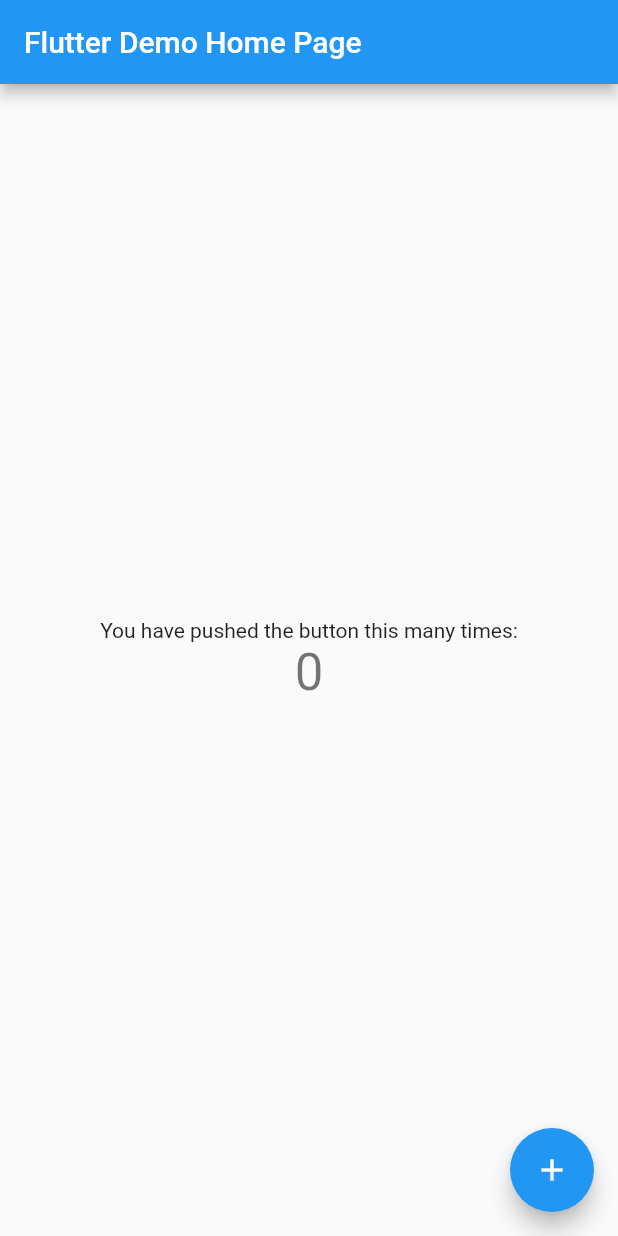
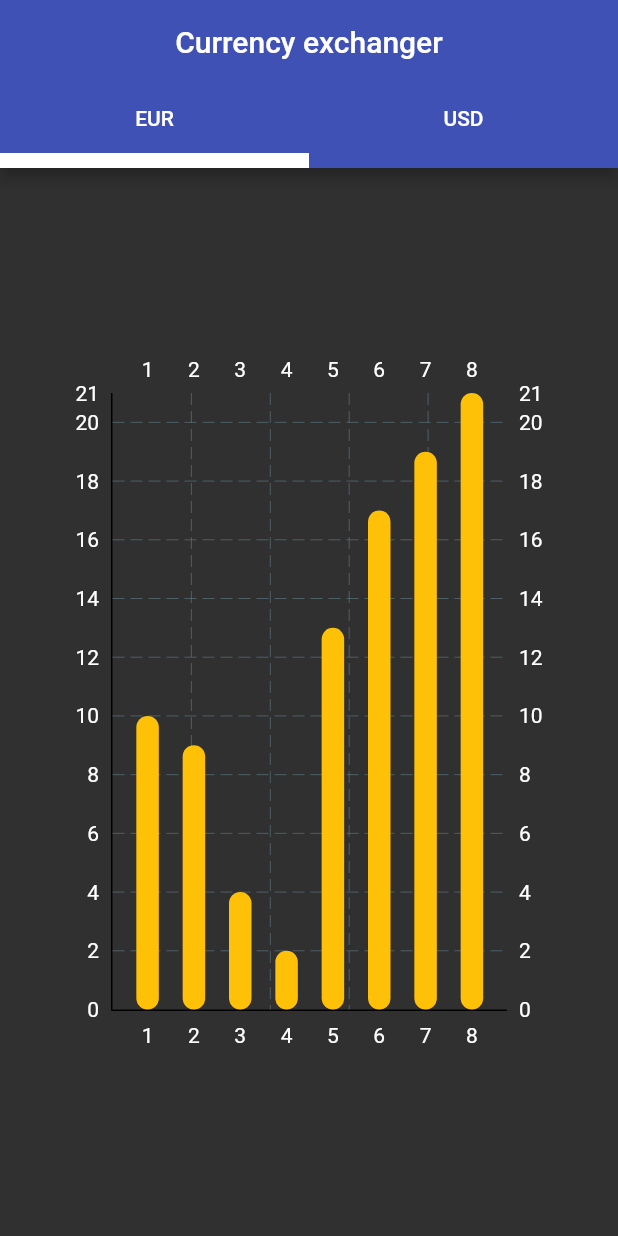
Before and after one commit to FWasik/currency-app, a Flutter app: the screen it shows after launch, on a phone screen of 412 x 824 dp. Run offline on Flutter 3.47's test engine with Material 2 defaults, Android fonts, the phone set to English and light mode, and no system bars; drawn by our look-alikes of fl_chart; our stand-ins replace bloc, decimal, equatable, flutter_bloc.

Commit message:
pre-solution

```diff
--- /dev/null
+++ b/lib/features/currency/data/datasources/currency_rate_data_source.dart
@@ -0,0 +1,27 @@
+import 'dart:convert';
+
+import 'package:http/http.dart' as http;
+import 'package:intl/intl.dart';
+
+class CurrencyRatesDataSource {
+  Future<Map<String, dynamic>?> fetchRates(String currency) async {
+    var dateTimeToday = DateTime.now();
+
+    String today = DateFormat('yyyy-MM-dd').format(dateTimeToday);
+    String fromDate = DateFormat('yyyy-MM-dd')
+        .format(dateTimeToday.subtract(const Duration(days: 30)));
+
+    Uri url = Uri.parse(
+        'http://api.nbp.pl/api/exchangerates/rates/A/$currency/$fromDate/$today/');
+
+    try {
+      final response = await http.get(url);
+
+      return jsonDecode(response.body);
+    } catch (e) {
+      print("Some error");
+
+      return null;
+    }
+  }
+}
--- /dev/null
+++ b/lib/features/currency/data/models/currency_rates_dto.dart
@@ -0,0 +1,15 @@
+import 'package:currency_app/features/currency/domain/entities/currency_rate.dart';
+import 'package:decimal/decimal.dart';
+import 'package:equatable/equatable.dart';
+
+class CurrencyRateDTO extends CurrencyRate {
+  const CurrencyRateDTO({required number, required date, required rate})
+      : super(number: number, date: date, rate: rate);
+
+  factory CurrencyRateDTO.fromJson(Map<String, dynamic> json) {
+    return CurrencyRateDTO(
+        number: json["no"],
+        date: json["effectiveDate"],
+        rate: Decimal.parse(json["mid"].toString()));
+  }
+}
--- /dev/null
+++ b/lib/features/currency/data/repositories/currency_rate_repo_impl.dart
@@ -0,0 +1,23 @@
+import 'package:currency_app/features/currency/data/datasources/currency_rate_data_source.dart';
+import 'package:currency_app/features/currency/data/models/currency_rates_dto.dart';
+import 'package:currency_app/features/currency/domain/entities/currency_rate.dart';
+import 'package:currency_app/features/currency/domain/repositories/currency_rate_repo.dart';
+
+class CurrencyRateRepoImpl implements ICurrencyRate {
+  final CurrencyRatesDataSource currencyRatesDataSource;
+
+  CurrencyRateRepoImpl({required this.currencyRatesDataSource});
+
+  @override
+  Future<List<CurrencyRate>> getRates(String currency) async {
+    final json = await currencyRatesDataSource.fetchRates(currency);
+
+    List<CurrencyRate> currencyRates = [];
+
+    for (Map<String, dynamic> rate in json!["rates"]) {
+      currencyRates.add(CurrencyRateDTO.fromJson(rate));
+    }
+
+    return currencyRates;
+  }
+}
--- /dev/null
+++ b/lib/features/currency/domain/entities/currency_rate.dart
@@ -0,0 +1,14 @@
+import 'package:decimal/decimal.dart';
+import 'package:equatable/equatable.dart';
+
+class CurrencyRate extends Equatable {
+  final String number;
+  final String date;
+  final Decimal rate;
+
+  const CurrencyRate(
+      {required this.number, required this.date, required this.rate});
+
+  @override
+  List<Object?> get props => [number, date, rate];
+}
--- /dev/null
+++ b/lib/features/currency/domain/repositories/currency_rate_repo.dart
@@ -0,0 +1,5 @@
+import 'package:currency_app/features/currency/domain/entities/currency_rate.dart';
+
+abstract class ICurrencyRate {
+  Future<List<CurrencyRate>> getRates(String currency);
+}
--- /dev/null
+++ b/lib/features/currency/domain/usecases/get_currency_rates.dart
@@ -0,0 +1,12 @@
+import 'package:currency_app/features/currency/domain/entities/currency_rate.dart';
+import 'package:currency_app/features/currency/domain/repositories/currency_rate_repo.dart';
+
+class GetCurrencyRates {
+  final ICurrencyRate repository;
+
+  GetCurrencyRates({required this.repository});
+
+  Future<List<CurrencyRate>> call({required String currency}) async {
+    return await repository.getRates(currency);
+  }
+}
--- /dev/null
+++ b/lib/features/currency/presentation/bloc/currency_bloc.dart
@@ -0,0 +1,24 @@
+import 'package:bloc/bloc.dart';
+import 'package:currency_app/features/currency/data/datasources/currency_rate_data_source.dart';
+import 'package:currency_app/features/currency/data/repositories/currency_rate_repo_impl.dart';
+import 'package:currency_app/features/currency/domain/entities/currency_rate.dart';
+import 'package:currency_app/features/currency/domain/usecases/get_currency_rates.dart';
+import 'package:equatable/equatable.dart';
+
+part 'currency_event.dart';
+part 'currency_state.dart';
+
+class CurrencyBloc extends Bloc<CurrencyEvent, CurrencyState> {
+  GetCurrencyRates getUseCaseRates;
+
+  CurrencyBloc({required this.getUseCaseRates})
+      : super(GetCurrencyRatesState(rates: [])) {
+    on<GetCurrencyRatesEvent>((event, emit) async {
+      emit(LoadingState());
+      List<CurrencyRate> rates =
+          await getUseCaseRates.call(currency: event.currency);
+
+      emit(GetCurrencyRatesState(rates: rates));
+    });
+  }
+}
--- /dev/null
+++ b/lib/features/currency/presentation/bloc/currency_event.dart
@@ -0,0 +1,17 @@
+part of 'currency_bloc.dart';
+
+abstract class CurrencyEvent extends Equatable {
+  const CurrencyEvent();
+
+  @override
+  List<Object> get props => [];
+}
+
+class GetCurrencyRatesEvent extends CurrencyEvent {
+  final String currency;
+
+  const GetCurrencyRatesEvent({required this.currency});
+
+  @override
+  List<Object> get props => [currency];
+}
--- /dev/null
+++ b/lib/features/currency/presentation/bloc/currency_state.dart
@@ -0,0 +1,20 @@
+part of 'currency_bloc.dart';
+
+abstract class CurrencyState extends Equatable {
+  @override
+  List<Object> get props => [];
+}
+
+class CurrencyInitial extends CurrencyState {
+  final List<CurrencyRate> rates;
+
+  CurrencyInitial({required this.rates});
+}
+
+class GetCurrencyRatesState extends CurrencyState {
+  final List<CurrencyRate> rates;
+
+  GetCurrencyRatesState({required this.rates});
+}
+
+class LoadingState extends CurrencyState {}
--- /dev/null
+++ b/lib/features/currency/presentation/pages/home_page.dart
@@ -0,0 +1,115 @@
+import 'package:currency_app/features/currency/domain/entities/currency_rate.dart';
+import 'package:currency_app/features/currency/presentation/bloc/currency_bloc.dart';
+import 'package:flutter/material.dart';
+import 'package:flutter_bloc/flutter_bloc.dart';
+import 'package:fl_chart/fl_chart.dart';
+
+class HomePage extends StatefulWidget {
+  const HomePage({super.key});
+
+  @override
+  State<HomePage> createState() => _HomePageState();
+}
+
+class _HomePageState extends State<HomePage> {
+  late TabController tabController;
+
+  @override
+  Widget build(BuildContext context) {
+    return DefaultTabController(
+        initialIndex: 0,
+        length: 2,
+        child: BlocBuilder<CurrencyBloc, CurrencyState>(
+            builder: (contextCurrency, stateCurrency) {
+          return Scaffold(
+              appBar: AppBar(
+                centerTitle: true,
+                title: Text("Currency exchanger"),
+                backgroundColor: Theme.of(context).primaryColorDark,
+                bottom: TabBar(
+                    indicatorWeight: 10,
+                    indicatorColor: Theme.of(context).primaryColorDark,
+                    unselectedLabelColor: Colors.white,
+                    onTap: (value) {
+                      if (value == 0) {
+                        context
+                            .read<CurrencyBloc>()
+                            .add(GetCurrencyRatesEvent(currency: "EUR"));
+                        print("EUR");
+                      } else if (value == 1) {
+                        print("USD");
+                        context
+                            .read<CurrencyBloc>()
+                            .add(GetCurrencyRatesEvent(currency: "USD"));
+                        print("USD");
+                      }
+                    },
+                    tabs: [
+                      Tab(
+                        text: "EUR",
+                      ),
+                      Tab(
+                        text: "USD",
+                      )
+                    ]),
+              ),
+              body: stateCurrency is GetCurrencyRatesState
+                  ? TabBarView(children: <Widget>[
+                      Center(
+                        child: Padding(
+                          padding: const EdgeInsets.symmetric(
+                              horizontal: 30, vertical: 120),
+                          // implement the bar chart
+                          child: BarChart(BarChartData(
+                              borderData: FlBorderData(
+                                  border: const Border(
+                                top: BorderSide.none,
+                                right: BorderSide.none,
+                                left: BorderSide(width: 1),
+                                bottom: BorderSide(width: 1),
+                              )),
+                              groupsSpace: 10,
+
+                              // add bars
+                              barGroups: [
+                                BarChartGroupData(x: 1, barRods: [
+                                  BarChartRodData(
+                                      toY: 10, width: 15, color: Colors.amber),
+                                ]),
+                                BarChartGroupData(x: 2, barRods: [
+                                  BarChartRodData(
+                                      toY: 9, width: 15, color: Colors.amber),
+                                ]),
+                                BarChartGroupData(x: 3, barRods: [
+                                  BarChartRodData(
+                                      toY: 4, width: 15, color: Colors.amber),
+                                ]),
+                                BarChartGroupData(x: 4, barRods: [
+                                  BarChartRodData(
+                                      toY: 2, width: 15, color: Colors.amber),
+                                ]),
+                                BarChartGroupData(x: 5, barRods: [
+                                  BarChartRodData(
+                                      toY: 13, width: 15, color: Colors.amber),
+                                ]),
+                                BarChartGroupData(x: 6, barRods: [
+                                  BarChartRodData(
+                                      toY: 17, width: 15, color: Colors.amber),
+                                ]),
+                                BarChartGroupData(x: 7, barRods: [
+                                  BarChartRodData(
+                                      toY: 19, width: 15, color: Colors.amber),
+                                ]),
+                                BarChartGroupData(x: 8, barRods: [
+                                  BarChartRodData(
+                                      toY: 21, width: 15, color: Colors.amber),
+                                ]),
+                              ])),
+                        ),
+                      ),
+                      Center(child: Text("Dolar"))
+                    ])
+                  : Center(child: CircularProgressIndicator()));
+        }));
+  }
+}
--- a/lib/main.dart
+++ b/lib/main.dart
@@ -1,4 +1,10 @@
+import 'package:currency_app/features/currency/data/datasources/currency_rate_data_source.dart';
+import 'package:currency_app/features/currency/data/repositories/currency_rate_repo_impl.dart';
+import 'package:currency_app/features/currency/domain/usecases/get_currency_rates.dart';
+import 'package:currency_app/features/currency/presentation/bloc/currency_bloc.dart';
+import 'package:currency_app/features/currency/presentation/pages/home_page.dart';
 import 'package:flutter/material.dart';
+import 'package:flutter_bloc/flutter_bloc.dart';
 
 void main() {
   runApp(const MyApp());
@@ -10,58 +16,16 @@
   // This widget is the root of your application.
   @override
   Widget build(BuildContext context) {
-    return MaterialApp(
-      title: 'Flutter Demo',
-      theme: ThemeData(
-        primarySwatch: Colors.blue,
-      ),
-      home: const MyHomePage(title: 'Flutter Demo Home Page'),
-    );
-  }
-}
-
-class MyHomePage extends StatefulWidget {
-  const MyHomePage({super.key, required this.title});
-
-  final String title;
-
-  @override
-  State<MyHomePage> createState() => _MyHomePageState();
-}
-
-class _MyHomePageState extends State<MyHomePage> {
-  int _counter = 0;
-
-  void _incrementCounter() {
-    setState(() {
-      _counter++;
-    });
-  }
-
-  @override
-  Widget build(BuildContext context) {
-    return Scaffold(
-      appBar: AppBar(
-        title: Text(widget.title),
-      ),
-      body: Center(
-        child: Column(
-          mainAxisAlignment: MainAxisAlignment.center,
-          children: <Widget>[
-            const Text(
-              'You have pushed the button this many times:',
-            ),
-            Text(
-              '$_counter',
-              style: Theme.of(context).textTheme.headline4,
-            ),
-          ],
-        ),
-      ),
-      floatingActionButton: FloatingActionButton(
-        onPressed: _incrementCounter,
-        tooltip: 'Increment',
-        child: const Icon(Icons.add),
+    return BlocProvider(
+      create: (context) => CurrencyBloc(
+          getUseCaseRates: GetCurrencyRates(
+              repository: CurrencyRateRepoImpl(
+                  currencyRatesDataSource: CurrencyRatesDataSource()))),
+      child: MaterialApp(
+        title: 'Flutter Demo',
+        theme: ThemeData(
+            brightness: Brightness.dark, primaryColorDark: Colors.indigo),
+        home: const HomePage(),
       ),
     );
   }
--- a/pubspec.yaml
+++ b/pubspec.yaml
@@ -36,6 +36,12 @@
   # The following adds the Cupertino Icons font to your application.
   # Use with the CupertinoIcons class for iOS style icons.
   cupertino_icons: ^1.0.2
+  flutter_bloc: ^8.1.2
+  equatable: ^2.0.5
+  decimal: ^2.3.2
+  http: ^0.13.5
+  intl: ^0.18.1
+  fl_chart: ^0.62.0
 
 dev_dependencies:
   flutter_test:
```
Also changed, not shown: pubspec.lock, 1 other file.
